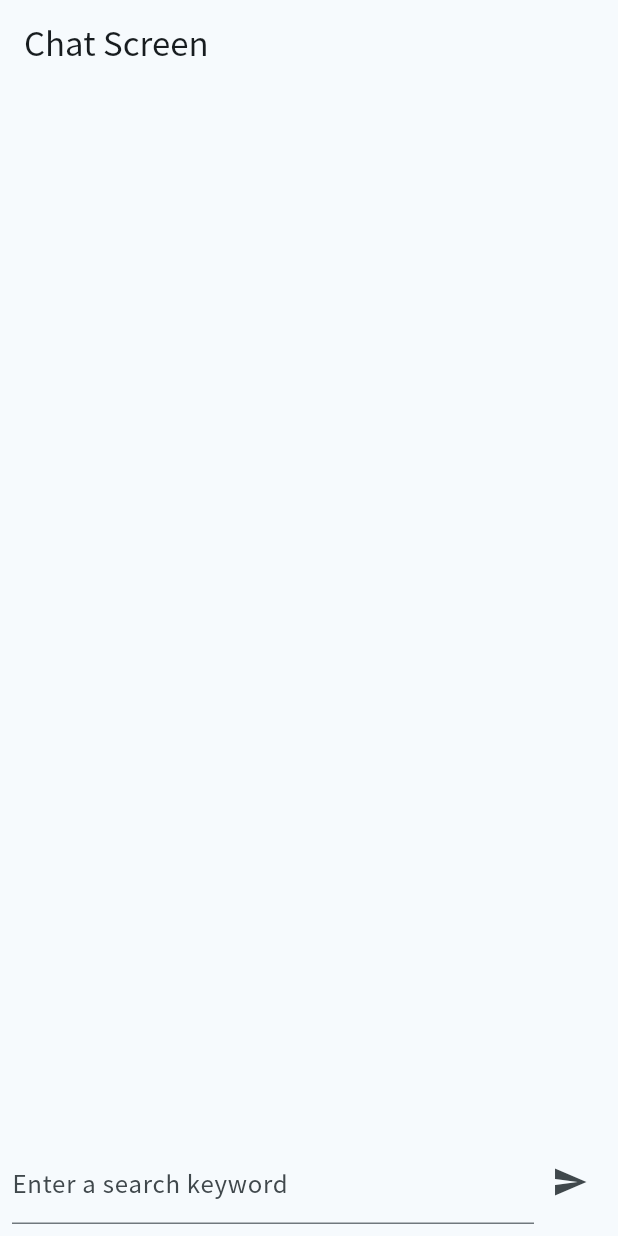
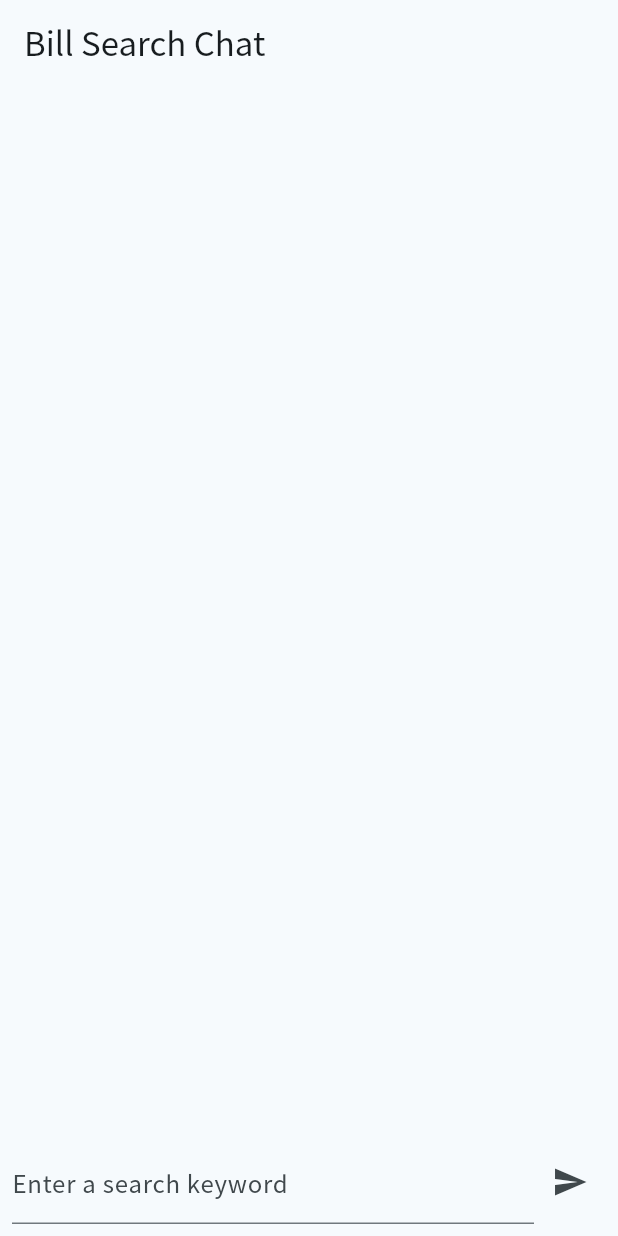
Before and after one commit to myid-hana/Bill_Search_Chat, a Flutter app: the screen it shows after launch, on a phone screen of 412 x 824 dp. Run offline on Flutter 3.47's test engine with Material 3 defaults, Android fonts, the light colour scheme and no system bars; our stand-ins replace google_fonts.

Commit message:
page title 변경

```diff
--- a/lib/page/chat.dart
+++ b/lib/page/chat.dart
@@ -38,7 +38,7 @@ class _ChatPageState extends State<ChatPage>
   @override
   Widget build(BuildContext context) {
     return Scaffold(
-      appBar: AppBar(title: const Text('Chat Screen')),
+      appBar: AppBar(title: const Text('Bill Search Chat')),
       body: Column(
         children: [
           Expanded(
@@ -93,7 +93,7 @@ class _BounceWidgetState extends State<BounceWidget>
     _animationController = AnimationController(
       vsync: this,
       duration: const Duration(milliseconds: 1000),
-    )..repeat();
+    );
     _animation = Tween<double>(begin: 0, end: 20)
         .chain(CurveTween(curve: Curves.bounceOut))
         .animate(_animationController);
```
